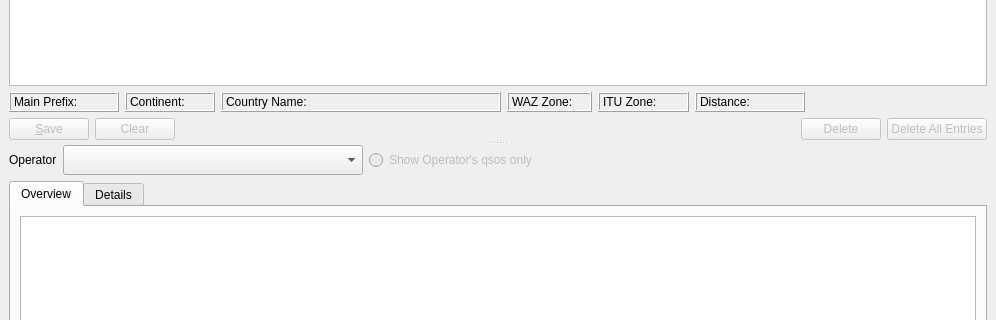
First picture: the form in src/gui/linlogbook.ui, repository dl1ksv/linlogbook, before the edit; both pictures show x 0 to 996 and y 161 to 481 of the 996 by 621 pixel window.
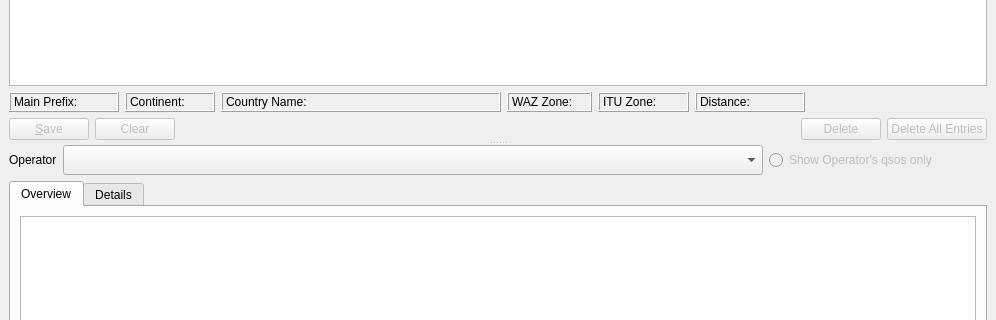
Second picture: the form after the edit. Icons and pictures are not drawn. Custom widgets are drawn as their Qt base class.

Commit message: Extend operator combobox width, some fixes for preparing for qt6

Diff of the .ui file:
```diff
--- a/src/gui/linlogbook.ui
+++ b/src/gui/linlogbook.ui
@@ -543,13 +543,13 @@
             </property>
             <property name="minimumSize">
              <size>
-              <width>50</width>
+              <width>600</width>
               <height>30</height>
              </size>
             </property>
             <property name="maximumSize">
              <size>
-              <width>300</width>
+              <width>700</width>
               <height>16777215</height>
              </size>
             </property>
@@ -557,7 +557,7 @@
              <enum>QComboBox::AdjustToContents</enum>
             </property>
             <property name="minimumContentsLength">
-             <number>100</number>
+             <number>200</number>
             </property>
            </widget>
           </item>
@@ -593,7 +593,7 @@
             </property>
             <property name="sizeHint" stdset="0">
              <size>
-              <width>10</width>
+              <width>50</width>
               <height>20</height>
              </size>
             </property>
```
The commit also changes 3 other files.
